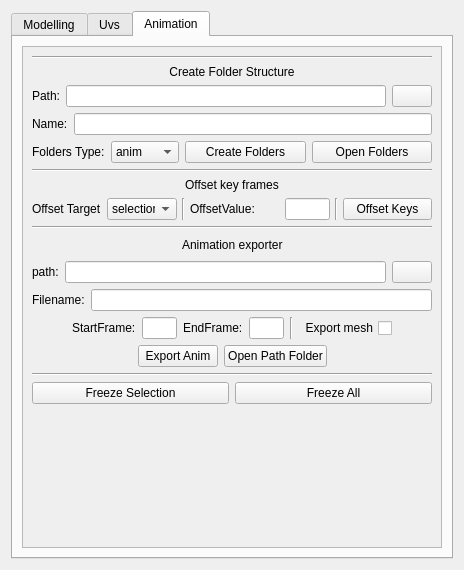
Before: the Qt Designer form toolbox/ui/main_ui.ui in pablodiazburgos/pdb_rigLib, drawn with Qt 5.
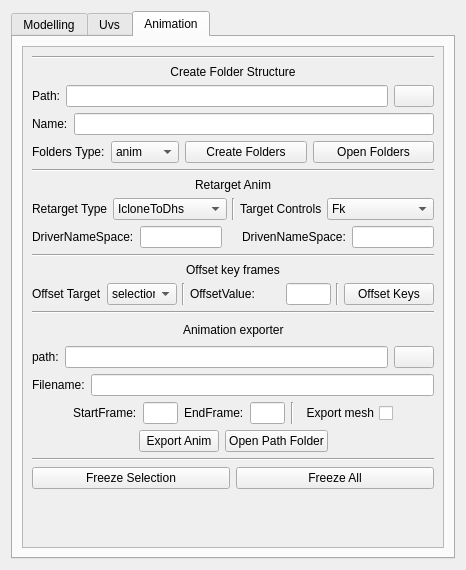
After: the same form once the commit is applied. The open tabs and pages were chosen to show the change.

Commit message: chest fk control in spine module

What changed in the file:
```diff
--- a/toolbox/ui/main_ui.ui
+++ b/toolbox/ui/main_ui.ui
@@ -1178,8 +1178,8 @@
            <rect>
             <x>0</x>
             <y>0</y>
-            <width>408</width>
-            <height>499</height>
+            <width>391</width>
+            <height>512</height>
            </rect>
           </property>
           <property name="sizePolicy">
@@ -1301,6 +1301,136 @@
              </property>
             </widget>
            </item>
+           <item>
+            <widget class="QLabel" name="label_29">
+             <property name="text">
+              <string>Retarget Anim</string>
+             </property>
+             <property name="alignment">
+              <set>Qt::AlignCenter</set>
+             </property>
+            </widget>
+           </item>
+           <item>
+            <layout class="QHBoxLayout" name="horizontalLayout_25">
+             <property name="spacing">
+              <number>5</number>
+             </property>
+             <item>
+              <layout class="QFormLayout" name="formLayout_21">
+               <item row="2" column="0">
+                <widget class="QLabel" name="label_46">
+                 <property name="text">
+                  <string>Retarget Type</string>
+                 </property>
+                </widget>
+               </item>
+               <item row="2" column="1">
+                <widget class="QComboBox" name="animKeyOffsetTarget_cbx_3">
+                 <property name="maximumSize">
+                  <size>
+                   <width>1000</width>
+                   <height>16777215</height>
+                  </size>
+                 </property>
+                 <item>
+                  <property name="text">
+                   <string>IcloneToDhs</string>
+                  </property>
+                 </item>
+                 <item>
+                  <property name="text">
+                   <string>MixamoToDhs</string>
+                  </property>
+                 </item>
+                </widget>
+               </item>
+              </layout>
+             </item>
+             <item>
+              <widget class="Line" name="line_24">
+               <property name="orientation">
+                <enum>Qt::Vertical</enum>
+               </property>
+              </widget>
+             </item>
+             <item>
+              <layout class="QFormLayout" name="formLayout_22">
+               <item row="2" column="0">
+                <widget class="QLabel" name="label_47">
+                 <property name="text">
+                  <string>Target Controls</string>
+                 </property>
+                </widget>
+               </item>
+               <item row="2" column="1">
+                <widget class="QComboBox" name="animKeyOffsetTarget_cbx_4">
+                 <property name="maximumSize">
+                  <size>
+                   <width>1000</width>
+                   <height>16777215</height>
+                  </size>
+                 </property>
+                 <item>
+                  <property name="text">
+                   <string>Fk</string>
+                  </property>
+                 </item>
+                 <item>
+                  <property name="text">
+                   <string>Ik</string>
+                  </property>
+                 </item>
+                </widget>
+               </item>
+              </layout>
+             </item>
+            </layout>
+           </item>
+           <item>
+            <layout class="QHBoxLayout" name="horizontalLayout_9">
+             <item>
+              <widget class="QLabel" name="label_45">
+               <property name="text">
+                <string>DriverNameSpace:</string>
+               </property>
+              </widget>
+             </item>
+             <item>
+              <widget class="QLineEdit" name="animSavePath_lne_3"/>
+             </item>
+             <item>
+              <spacer name="horizontalSpacer_11">
+               <property name="orientation">
+                <enum>Qt::Horizontal</enum>
+               </property>
+               <property name="sizeHint" stdset="0">
+                <size>
+                 <width>40</width>
+                 <height>20</height>
+                </size>
+               </property>
+              </spacer>
+             </item>
+             <item>
+              <widget class="QLabel" name="label_49">
+               <property name="text">
+                <string>DrivenNameSpace:</string>
+               </property>
+              </widget>
+             </item>
+             <item>
+              <widget class="QLineEdit" name="animSavePath_lne_4"/>
+             </item>
+            </layout>
+           </item>
+           <item>
+            <widget class="Line" name="line_14">
+             <property name="orientation">
+              <enum>Qt::Horizontal</enum>
+             </property>
+            </widget>
+           </item>
            <item>
             <widget class="QLabel" name="label_24">
              <property name="text">
```
Left out of the diff: 2 changed lines with no effect on the pictures. The commit also changes 24 other files.
